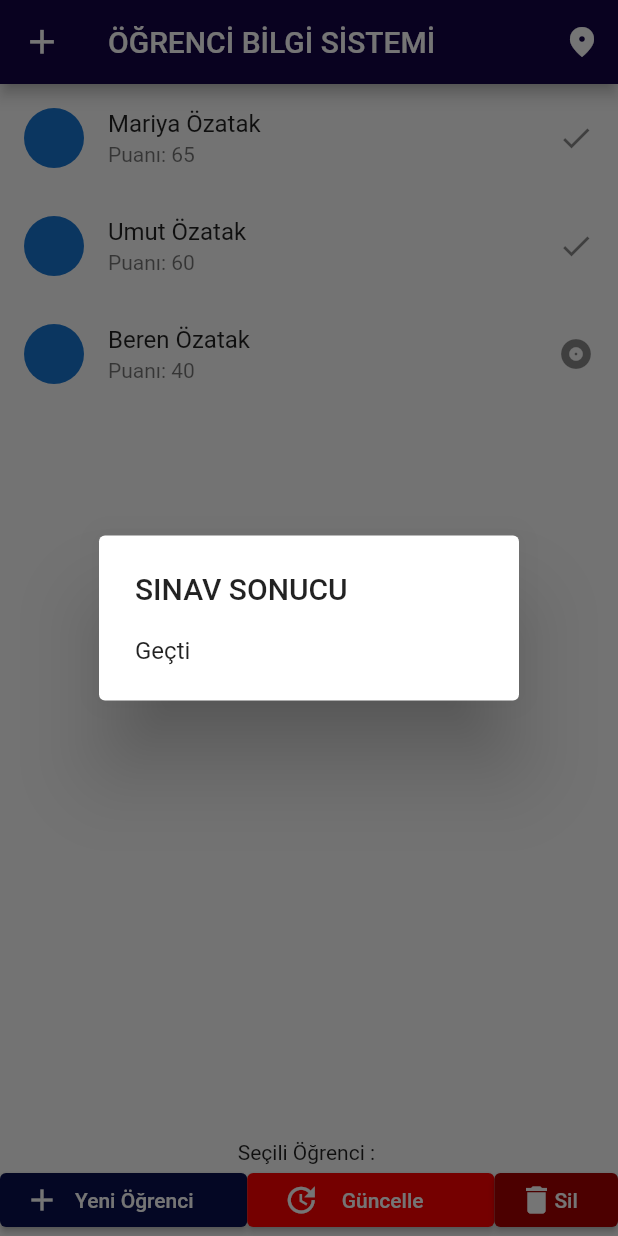
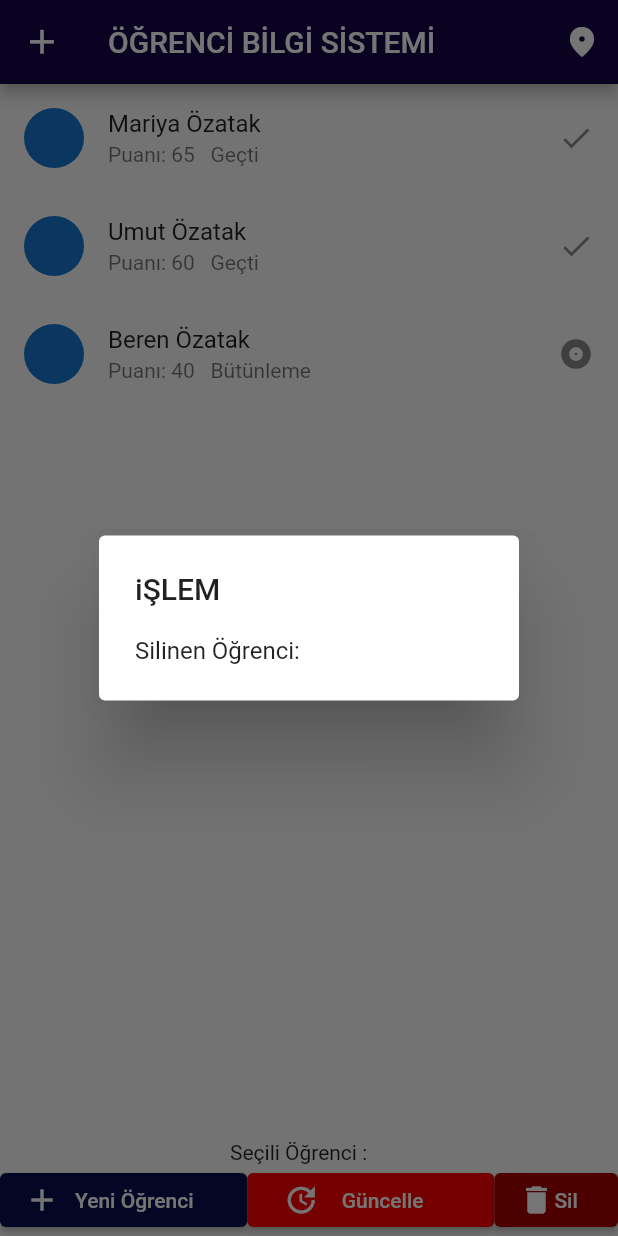
Before and after one commit to nurullahozatak/student_system_manager_flutter, a Flutter app: the screen it shows after launch, item 3 of the bottom bar chosen, on a phone screen of 412 x 824 dp. Run offline on Flutter 3.47's test engine with Material 2 defaults, Android fonts, the phone set to English and light mode, and no system bars; network calls fail.

Commit message:
delete func added

```diff
--- a/lib/main.dart
+++ b/lib/main.dart
@@ -14,13 +14,13 @@ class MyApp extends StatefulWidget {
 
 class _MyAppState extends State<MyApp> {
   @override
+  Student selectedStudent = Student.withId(0, " ", " ", 0);
+
   List<Student> students = [
-    Student("Mariya", "Özatak", 65),
-    Student("Umut", "Özatak", 60),
-    Student("Beren", "Özatak", 40)
+    Student.withId(1, "Mariya", "Özatak", 65),
+    Student.withId(2, "Umut", "Özatak", 60),
+    Student.withId(3, "Beren", "Özatak", 40)
   ];
-
-  String theStudent = "";
 
   Widget build(BuildContext context) {
     return Scaffold(
@@ -46,22 +46,9 @@ class _MyAppState extends State<MyApp> {
         body: buildBody(context));
   }
 
-  String calculateExam(int note) {
-    String message = "";
-
-    if (note >= 50) {
-      message = "Geçti";
-    } else if (note >= 40) {
-      message = "Bütünleme";
-    } else {
-      message = "Kaldı";
-    }
-    return message;
-  }
-
   void showMessage(BuildContext context, String message) {
     var alert = AlertDialog(
-      title: Text('SINAV SONUCU'),
+      title: Text('iŞLEM'),
       content: Text(message),
     );
     showDialog(context: context, builder: (BuildContext context) => alert);
@@ -82,29 +69,29 @@ class _MyAppState extends State<MyApp> {
                     title: Text(students[index].firstName +
                         " " +
                         students[index].lastName),
-                    subtitle:
-                        Text("Puanı: " + students[index].grade.toString()),
+                    subtitle: Text("Puanı: " +
+                        students[index].grade.toString() +
+                        "   " +
+                        students[index].getStatus),
                     trailing: builtStatusIcon(students[index].grade),
                     onTap: () {
                       setState(() {
-                        theStudent = students[index].firstName +
-                            " " +
-                            students[index].lastName;
+                        selectedStudent = students[index];
                       });
                     },
                   );
                 })),
-        Text("Seçili Öğrenci : " + theStudent),
+        Text("Seçili Öğrenci : " +
+            selectedStudent.firstName +
+            " " +
+            selectedStudent.lastName),
         Row(
           children: [
             Flexible(
               fit: FlexFit.tight,
               flex: 2,
               child: ElevatedButton(
-                onPressed: () {
-                  var message = calculateExam(55);
-                  showMessage(context, message);
-                },
+                onPressed: () {},
                 child: Row(
                   children: [
                     Icon(Icons.add),
@@ -118,14 +105,13 @@ class _MyAppState extends State<MyApp> {
                 ),
               ),
             ),
+
+            //Update button
             Flexible(
               fit: FlexFit.tight,
               flex: 2,
               child: ElevatedButton(
-                onPressed: () {
-                  var message = calculateExam(55);
-                  showMessage(context, message);
-                },
+                onPressed: () {},
                 child: Row(
                   children: [
                     SizedBox(width: 8),
@@ -140,13 +126,21 @@ class _MyAppState extends State<MyApp> {
                 ),
               ),
             ),
+
+            //Delete button
             Flexible(
               fit: FlexFit.tight,
               flex: 1,
               child: ElevatedButton(
                 onPressed: () {
-                  var message = calculateExam(55);
-                  showMessage(context, message);
+                  setState(() {
+                    students.remove(selectedStudent);
+                    var message = "Silinen Öğrenci: " +
+                        selectedStudent.firstName +
+                        " " +
+                        selectedStudent.lastName;
+                    showMessage(context, message);
+                  });
                 },
                 child: Row(
                   children: [Icon(Icons.delete), Text('Sil')],
--- a/lib/models/student.dart
+++ b/lib/models/student.dart
@@ -1,13 +1,41 @@
 class Student {
+  int id = 0;
   String firstName = "";
   String lastName = "";
   int grade = 0;
-  String status = "";
+  String _status = "";
+
+  Student.withId(int id, String firstName, String lastName, int grade) {
+    this.firstName = firstName;
+    this.id = id;
+    this.lastName = lastName;
+    this.grade = grade;
+  }
 
   Student(String firstName, String lastName, int grade) {
     this.firstName = firstName;
     this.lastName = lastName;
     this.grade = grade;
-    this.status = "geçti";
+  }
+
+  String get getFirstName {
+    return "OGR -" + this.firstName;
+  }
+
+  void set setFirstName(String firstName) {
+    this.firstName = firstName;
+  }
+
+  String get getStatus {
+    String message = "";
+
+    if (grade >= 50) {
+      message = "Geçti";
+    } else if (grade >= 40) {
+      message = "Bütünleme";
+    } else {
+      message = "Kaldı";
+    }
+    return message;
   }
 }
```
